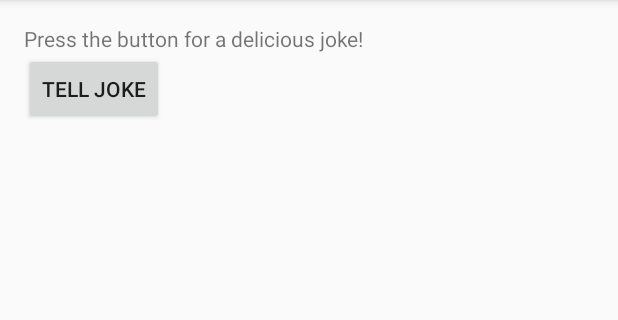
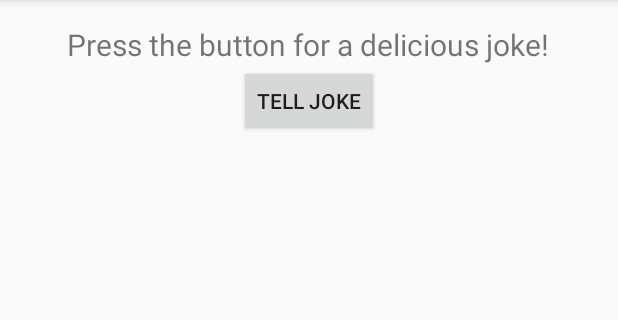
Before and after one commit to Suver1/Build-It-Bigger, an Android app: the screen it shows after launch (MainActivity), on a phone screen of 412 x 824 dp, the part 84-404 px from its top. Run offline under Robolectric (Android 15) with nearby library versions, the phone set to English and light mode, and no system bars; our stand-ins replace AdMob.

Commit message:
centered items and increased font size

```diff
--- a/app/src/main/res/layout/fragment_main.xml
+++ b/app/src/main/res/layout/fragment_main.xml
@@ -11,13 +11,16 @@
     <TextView android:text="@string/instructions"
         android:layout_width="wrap_content"
         android:layout_height="wrap_content"
+        android:layout_centerHorizontal="true"
         android:id="@+id/instructions_text_view"
+        android:textSize="20sp"
         />
 
     <Button
         android:layout_width="wrap_content"
         android:layout_height="wrap_content"
         android:layout_below="@+id/instructions_text_view"
+        android:layout_centerHorizontal="true"
         android:text="@string/button_text"
         android:onClick="tellJoke"
 
```
